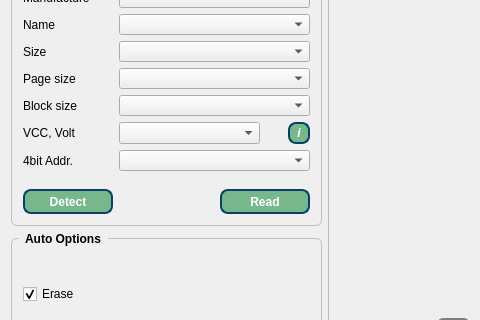
The window that IMSProg_programmer/mainwindow.ui (bigbigmdm/IMSProg) describes before a commit, drawn with Qt 5; both pictures show x 0 to 480 and y 117 to 437 of the 950 by 620 pixel window.
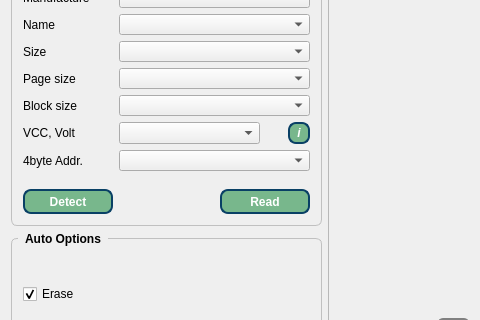
The same window after the commit. Icons and pictures are not drawn.

Commit message: Fix: Changed field name from 4bit to 4byte

What changed in the file:
```diff
--- a/IMSProg_programmer/mainwindow.ui
+++ b/IMSProg_programmer/mainwindow.ui
@@ -330,7 +330,7 @@
             <string notr="true"/>
            </property>
            <property name="text">
-            <string>4bit Addr.</string>
+            <string>4byte Addr.</string>
            </property>
           </widget>
          </item>
```
The commit also changes 8 other files.
